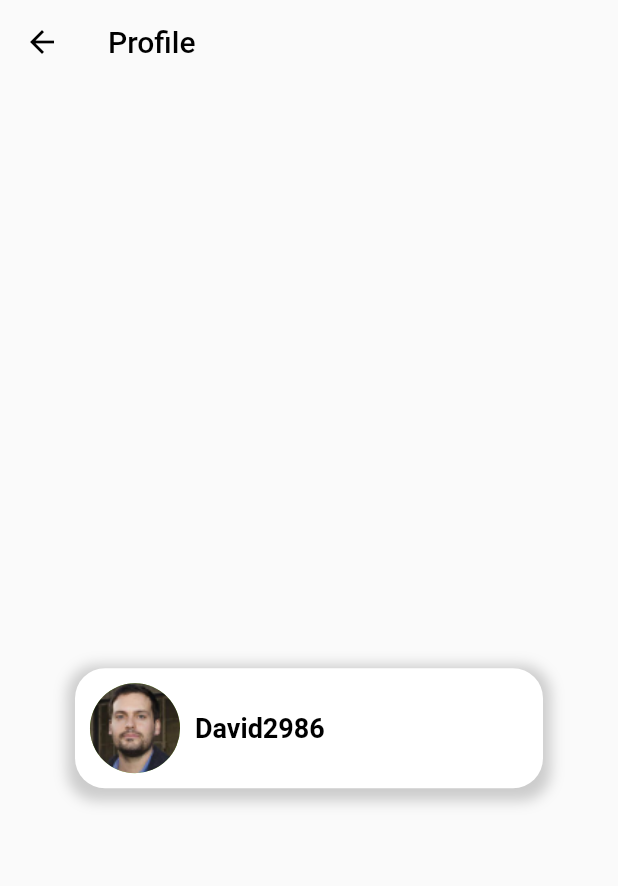
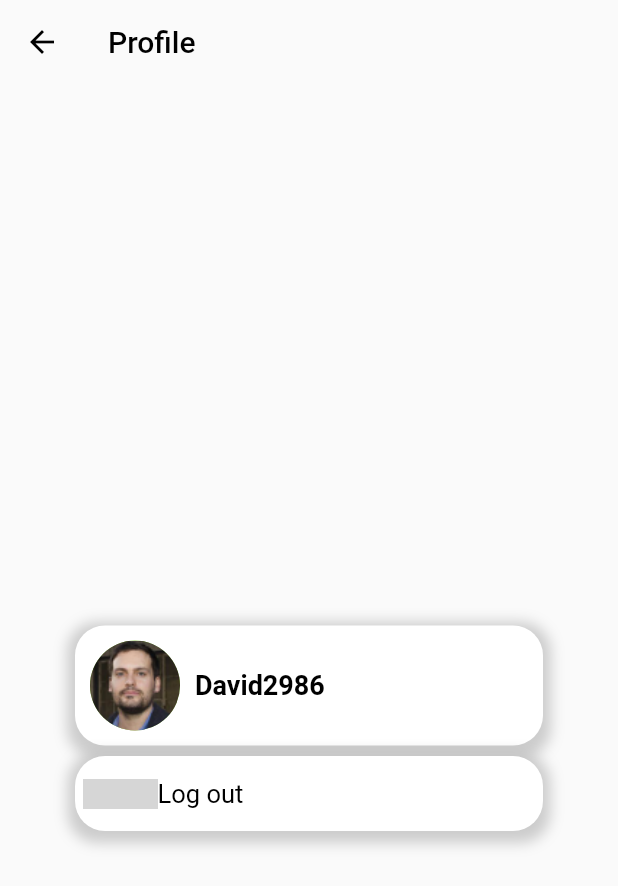
Before and after one commit to Lientrinh472/healthcare_flutterapp, a Flutter app: the screen it shows after launch, on a phone screen of 412 x 824 dp. Shown: the top 886 px of the screen. Run offline on Flutter 3.47's test engine with Material 2 defaults, Android fonts, the phone set to English and light mode, and no system bars; our stand-ins replace flutter_secure_storage; missing offline and left inert: dart:html; grey boxes are pictures that could not be loaded.

Commit message:
Implement 2nd row (log out)

```diff
--- a/lib/profile_page.dart
+++ b/lib/profile_page.dart
@@ -1,3 +1,5 @@
+import 'dart:math';
+
 import 'package:flutter/material.dart';
 
 class ProfilePage extends StatefulWidget {
@@ -8,6 +10,9 @@ class ProfilePage extends StatefulWidget {
 class _ProfilePageState extends State<ProfilePage> {
   @override
   Widget build(BuildContext context) {
+    final degrees = 90;
+    final angle = degrees * pi / 180;
+
     return Scaffold(
         appBar: AppBar(
           title: const Text(
@@ -57,6 +62,41 @@ class _ProfilePageState extends State<ProfilePage> {
                 ]),
               ),
             ),
+            SizedBox(height: 7),
+            Padding(
+              padding: const EdgeInsets.symmetric(horizontal: 50),
+              child: Container(
+                height: 50,
+                width: 354,
+                decoration: BoxDecoration(
+                  color: Colors.white,
+                  borderRadius: BorderRadius.circular(20),
+                  boxShadow: [
+                    BoxShadow(
+                      color: Colors.grey.withOpacity(0.5),
+                      spreadRadius: 5,
+                      blurRadius: 7,
+                      offset: Offset(0, 3), // changes position of shadow
+                    ),
+                  ],
+                ),
+                child: Row(children: [
+                  const SizedBox(width: 20),
+                  Transform.rotate(
+                      angle: angle,
+                      child: Container(
+                        padding: const EdgeInsets.all(10),
+                        decoration: const BoxDecoration(
+                            image: DecorationImage(
+                                image: AssetImage(
+                                    'assets/images/logouticon.png'))),
+                      )),
+                  const SizedBox(width: 15),
+                  const Text('Log out',
+                      style: TextStyle(fontSize: 17, color: Colors.black)),
+                ]),
+              ),
+            ),
           ]),
         )));
   }
--- a/pubspec.yaml
+++ b/pubspec.yaml
@@ -63,6 +63,8 @@ flutter:
   assets:
     - assets/images/logo.png
     - assets/images/profilepic.png
+    - assets/images/logoutIcon.png
+    - assets/images/Settings.png
 
   # To add assets to your application, add an assets section, like this:
   # assets:
```
Also changed, not shown: assets/images/Settings.png (added), assets/images/logoutIcon.png (added).
